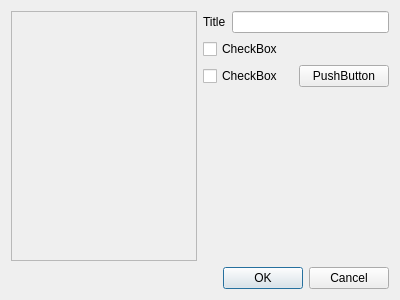
First picture: the form in plugins/textshape/dialogs/TableOfContentsConfigure.ui, repository KDE/krita, before the edit.
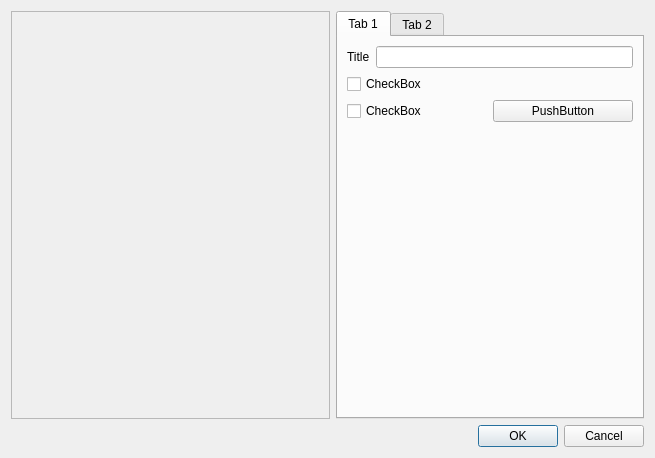
Second picture: the form after the edit. Custom widgets are drawn as their Qt base class.

Commit message: Adding UI support for configuring how entries appear in Table of Contents

```diff
--- a/plugins/textshape/dialogs/TableOfContentsConfigure.ui
+++ b/plugins/textshape/dialogs/TableOfContentsConfigure.ui
@@ -6,8 +6,8 @@
    <rect>
     <x>0</x>
     <y>0</y>
-    <width>400</width>
-    <height>300</height>
+    <width>655</width>
+    <height>458</height>
    </rect>
   </property>
   <property name="windowTitle">
@@ -18,8 +18,6 @@
   </property>
   <layout class="QGridLayout" name="gridLayout">
    <item row="0" column="0">
-    <layout class="QHBoxLayout" name="horizontalLayout_4">
-     <item>
       <widget class="TableOfContentsPreview" name="tocPreview">
        <property name="sizePolicy">
         <sizepolicy hsizetype="Expanding" vsizetype="Expanding">
@@ -41,9 +39,17 @@
        </property>
       </widget>
      </item>
-     <item>
-      <layout class="QVBoxLayout" name="verticalLayout_2">
-       <item>
+   <item row="0" column="2">
+    <widget class="QTabWidget" name="tabWidget">
+     <property name="currentIndex">
+      <number>0</number>
+     </property>
+     <widget class="QWidget" name="tab">
+      <attribute name="title">
+       <string>Tab 1</string>
+      </attribute>
+      <layout class="QGridLayout" name="gridLayout_2">
+       <item row="0" column="0">
         <layout class="QHBoxLayout" name="horizontalLayout_3">
          <item>
           <widget class="QLabel" name="labelTitle">
@@ -57,14 +63,14 @@
          </item>
         </layout>
        </item>
-       <item>
+       <item row="1" column="0">
         <widget class="QCheckBox" name="useOutline">
          <property name="text">
           <string>CheckBox</string>
          </property>
         </widget>
        </item>
-       <item>
+       <item row="2" column="0">
         <layout class="QHBoxLayout" name="horizontalLayout_2">
          <item>
           <widget class="QCheckBox" name="useStyles">
@@ -82,7 +88,7 @@
          </item>
         </layout>
        </item>
-       <item>
+       <item row="3" column="0">
         <spacer name="verticalSpacer">
          <property name="orientation">
           <enum>Qt::Vertical</enum>
@@ -90,16 +96,41 @@
          <property name="sizeHint" stdset="0">
           <size>
            <width>20</width>
-           <height>40</height>
+           <height>262</height>
           </size>
          </property>
         </spacer>
        </item>
       </layout>
-     </item>
-    </layout>
+     </widget>
+     <widget class="QWidget" name="tab_2">
+      <attribute name="title">
+       <string>Tab 2</string>
+      </attribute>
+      <layout class="QGridLayout" name="gridLayout_3">
+       <item row="0" column="0">
+        <widget class="QTableView" name="configureToCEntryStyle"/>
+       </item>
+      </layout>
+      <zorder>buttonBox</zorder>
+      <zorder>configureToCEntryStyle</zorder>
+     </widget>
+    </widget>
    </item>
    <item row="1" column="0">
+    <spacer name="horizontalSpacer">
+     <property name="orientation">
+      <enum>Qt::Horizontal</enum>
+     </property>
+     <property name="sizeHint" stdset="0">
+      <size>
+       <width>319</width>
+       <height>20</height>
+      </size>
+     </property>
+    </spacer>
+   </item>
+   <item row="1" column="2">
     <widget class="QDialogButtonBox" name="buttonBox">
      <property name="orientation">
       <enum>Qt::Horizontal</enum>
```
Lines whose indentation alone changed are shown as unchanged. The commit also changes 12 other files.
